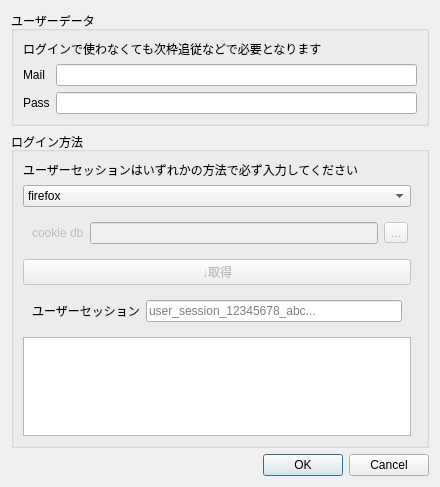
This is ui/accountwindow.ui in diginatu/Viqo as Qt 5 draws it before an edit. The edited form follows.
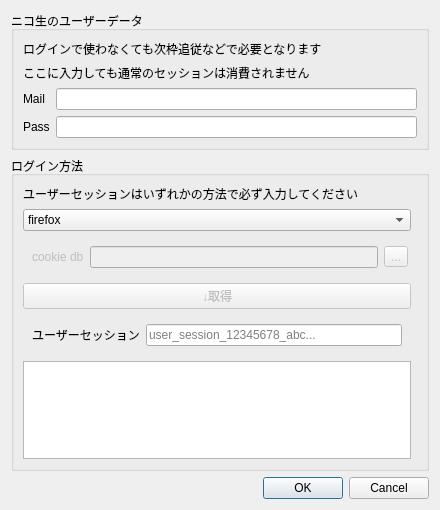
This is the edited form.

Commit message: prepend to load over number of column

```diff
--- a/ui/accountwindow.ui
+++ b/ui/accountwindow.ui
@@ -7,7 +7,7 @@
     <x>0</x>
     <y>0</y>
     <width>440</width>
-    <height>487</height>
+    <height>510</height>
    </rect>
   </property>
   <property name="windowTitle">
@@ -17,13 +17,13 @@
    <item>
     <widget class="QGroupBox" name="userdata">
      <property name="title">
-      <string>ユーザーデータ</string>
+      <string>ニコ生のユーザーデータ</string>
      </property>
      <layout class="QFormLayout" name="formLayout_3">
       <property name="fieldGrowthPolicy">
        <enum>QFormLayout::AllNonFixedFieldsGrow</enum>
       </property>
-      <item row="1" column="0">
+      <item row="2" column="0">
        <widget class="QLabel" name="label">
         <property name="text">
          <string>Mail</string>
@@ -33,10 +33,10 @@
         </property>
        </widget>
       </item>
-      <item row="1" column="1">
+      <item row="2" column="1">
        <widget class="QLineEdit" name="userdata_mail"/>
       </item>
-      <item row="2" column="0">
+      <item row="3" column="0">
        <widget class="QLabel" name="label_2">
         <property name="text">
          <string>Pass</string>
@@ -46,7 +46,7 @@
         </property>
        </widget>
       </item>
-      <item row="2" column="1">
+      <item row="3" column="1">
        <widget class="QLineEdit" name="userdata_pass"/>
       </item>
       <item row="0" column="0" colspan="2">
@@ -56,6 +56,13 @@
         </property>
        </widget>
       </item>
+      <item row="1" column="0" colspan="2">
+       <widget class="QLabel" name="label_5">
+        <property name="text">
+         <string>ここに入力しても通常のセッションは消費されません</string>
+        </property>
+       </widget>
+      </item>
      </layout>
     </widget>
    </item>
@@ -65,30 +72,46 @@
       <string>ログイン方法</string>
      </property>
      <layout class="QGridLayout" name="gridLayout_2">
+      <item row="0" column="0">
+       <widget class="QLabel" name="label_4">
+        <property name="text">
+         <string>ユーザーセッションはいずれかの方法で必ず入力してください</string>
+        </property>
+       </widget>
+      </item>
       <item row="4" column="0">
-       <widget class="QWidget" name="usersession_groupe" native="true">
-        <layout class="QHBoxLayout" name="horizontalLayout">
-         <item>
-          <widget class="QLabel" name="usersession_label">
-           <property name="text">
-            <string>ユーザーセッション</string>
-           </property>
-           <property name="buddy">
-            <cstring>usersession</cstring>
-           </property>
-          </widget>
-         </item>
-         <item>
-          <widget class="QLineEdit" name="usersession">
-           <property name="placeholderText">
-            <string>user_session_12345678_abc...</string>
-           </property>
-          </widget>
-         </item>
-        </layout>
+       <widget class="QPushButton" name="get_session">
+        <property name="enabled">
+         <bool>false</bool>
+        </property>
+        <property name="text">
+         <string>↓取得</string>
+        </property>
        </widget>
       </item>
-      <item row="2" column="0" colspan="2">
+      <item row="6" column="0">
+       <widget class="QTextBrowser" name="userSessionWayDiscription"/>
+      </item>
+      <item row="2" column="0">
+       <widget class="QComboBox" name="login_way_combo">
+        <item>
+         <property name="text">
+          <string>firefox</string>
+         </property>
+        </item>
+        <item>
+         <property name="text">
+          <string>直接入力</string>
+         </property>
+        </item>
+        <item>
+         <property name="text">
+          <string>コメビュからログイン</string>
+         </property>
+        </item>
+       </widget>
+      </item>
+      <item row="3" column="0" colspan="2">
        <widget class="QWidget" name="cookie_group" native="true">
         <property name="enabled">
          <bool>false</bool>
@@ -114,44 +137,28 @@
         </layout>
        </widget>
       </item>
-      <item row="1" column="0">
-       <widget class="QComboBox" name="login_way_combo">
-        <item>
-         <property name="text">
-          <string>firefox</string>
-         </property>
-        </item>
-        <item>
-         <property name="text">
-          <string>直接入力</string>
-         </property>
-        </item>
-        <item>
-         <property name="text">
-          <string>コメビュからログイン</string>
-         </property>
-        </item>
-       </widget>
-      </item>
-      <item row="3" column="0">
-       <widget class="QPushButton" name="get_session">
-        <property name="enabled">
-         <bool>false</bool>
-        </property>
-        <property name="text">
-         <string>↓取得</string>
-        </property>
-       </widget>
-      </item>
-      <item row="0" column="0">
-       <widget class="QLabel" name="label_4">
-        <property name="text">
-         <string>ユーザーセッションはいずれかの方法で必ず入力してください</string>
-        </property>
-       </widget>
-      </item>
       <item row="5" column="0">
-       <widget class="QTextBrowser" name="userSessionWayDiscription"/>
+       <widget class="QWidget" name="usersession_groupe" native="true">
+        <layout class="QHBoxLayout" name="horizontalLayout">
+         <item>
+          <widget class="QLabel" name="usersession_label">
+           <property name="text">
+            <string>ユーザーセッション</string>
+           </property>
+           <property name="buddy">
+            <cstring>usersession</cstring>
+           </property>
+          </widget>
+         </item>
+         <item>
+          <widget class="QLineEdit" name="usersession">
+           <property name="placeholderText">
+            <string>user_session_12345678_abc...</string>
+           </property>
+          </widget>
+         </item>
+        </layout>
+       </widget>
       </item>
      </layout>
     </widget>
```
The commit also changes 2 other files.
